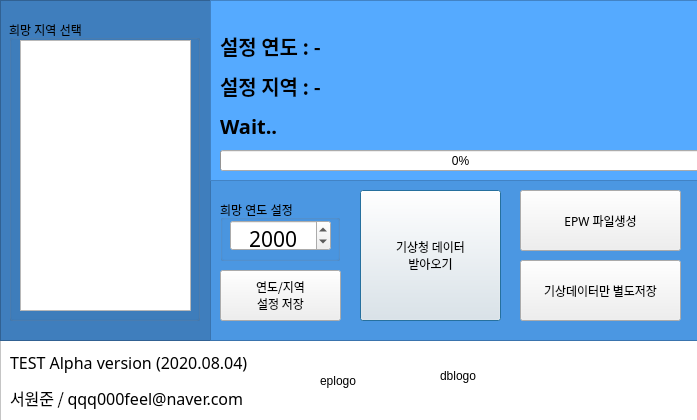
First picture: the form in uitest.ui, repository wkim300/wjx2_kma_weather_crawler, before the edit.
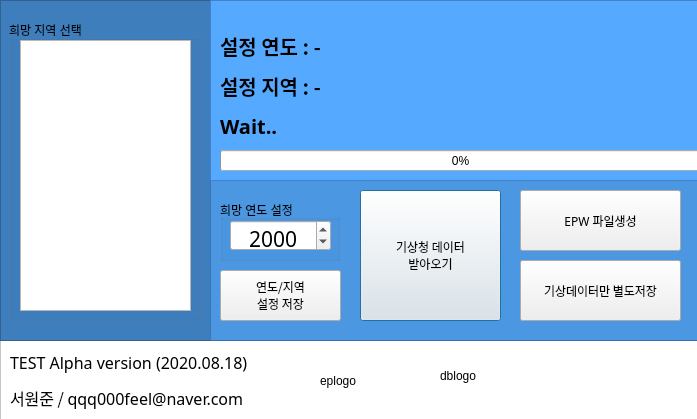
Second picture: the form after the edit. Icons and pictures are not drawn.

Diff of the .ui file:
```diff
--- a/uitest.ui
+++ b/uitest.ui
@@ -10,7 +10,7 @@
     <x>0</x>
     <y>0</y>
     <width>697</width>
-    <height>420</height>
+    <height>419</height>
    </rect>
   </property>
   <property name="sizePolicy">
@@ -380,7 +380,7 @@
     </font>
    </property>
    <property name="text">
-    <string>&lt;html&gt;&lt;head/&gt;&lt;body&gt;&lt;p&gt;&lt;span style=&quot; font-size:12pt; font-weight:400;&quot;&gt;TEST Alpha version (2020.08.04)&lt;/span&gt;&lt;/p&gt;&lt;p&gt;&lt;span style=&quot; font-size:12pt; font-weight:400;&quot;&gt;서원준 / qqq000feel@naver.com&lt;/span&gt;&lt;/p&gt;&lt;/body&gt;&lt;/html&gt;</string>
+    <string>&lt;html&gt;&lt;head/&gt;&lt;body&gt;&lt;p&gt;&lt;span style=&quot; font-size:12pt; font-weight:400;&quot;&gt;TEST Alpha version (2020.08.18)&lt;/span&gt;&lt;/p&gt;&lt;p&gt;&lt;span style=&quot; font-size:12pt; font-weight:400;&quot;&gt;서원준 / qqq000feel@naver.com&lt;/span&gt;&lt;/p&gt;&lt;/body&gt;&lt;/html&gt;</string>
    </property>
    <property name="alignment">
     <set>Qt::AlignLeading|Qt::AlignLeft|Qt::AlignVCenter</set>
```
